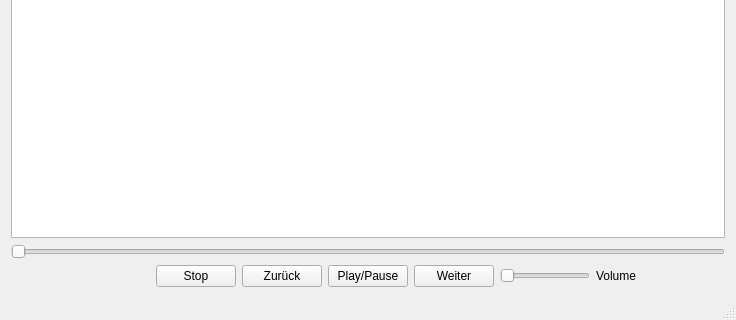
Above: arkecho_player/arkecho_player/Ui/ArkEchoPlayerView.ui from ArkEcho/arkecho_player before the change; both pictures show x 0 to 736 and y 201 to 521 of the 736 by 521 pixel window. Below: the same form after it.
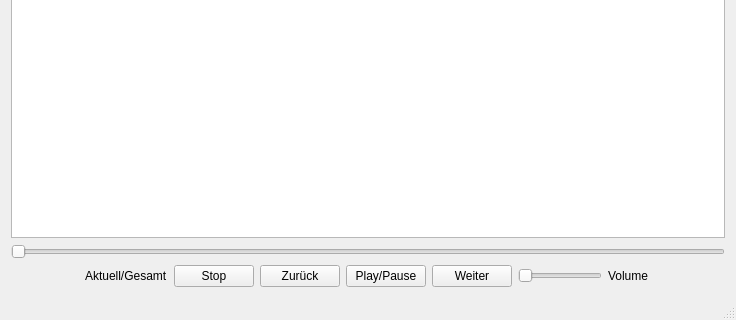
That is the form after the change.

Commit message: Player:: Implemented Label Duration

Patch:
```diff
--- a/arkecho_player/arkecho_player/Ui/ArkEchoPlayerView.ui
+++ b/arkecho_player/arkecho_player/Ui/ArkEchoPlayerView.ui
@@ -43,6 +43,13 @@
         </property>
        </spacer>
       </item>
+      <item>
+       <widget class="QLabel" name="lblDuration">
+        <property name="text">
+         <string>Aktuell/Gesamt</string>
+        </property>
+       </widget>
+      </item>
       <item>
        <widget class="QPushButton" name="pbStop">
         <property name="text">
@@ -81,6 +88,12 @@
      <layout class="QHBoxLayout" name="horizontalLayout_3">
       <item>
        <widget class="QSlider" name="sliderVolume">
+        <property name="sizePolicy">
+         <sizepolicy hsizetype="Fixed" vsizetype="Fixed">
+          <horstretch>0</horstretch>
+          <verstretch>0</verstretch>
+         </sizepolicy>
+        </property>
         <property name="maximum">
          <number>100</number>
         </property>
```
The commit also changes 4 other files.
